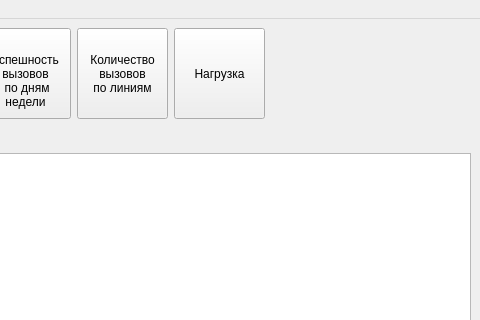
First picture: the form in mainwindow.ui, repository Genrikh302/MTA, before the edit; both pictures show x 320 to 800 and y 0 to 320 of the 800 by 600 pixel window.
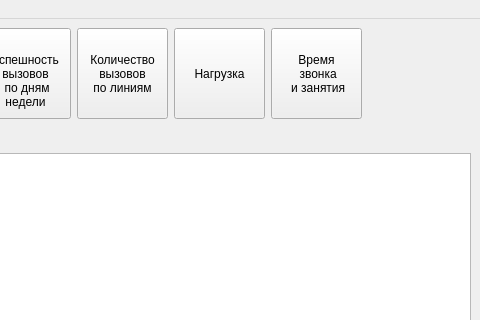
Second picture: the form after the edit.

Diff of the .ui file:
```diff
--- a/mainwindow.ui
+++ b/mainwindow.ui
@@ -241,6 +241,45 @@
         </property>
        </widget>
       </item>
+      <item>
+       <widget class="QPushButton" name="pushDrawCallens">
+        <property name="enabled">
+         <bool>true</bool>
+        </property>
+        <property name="minimumSize">
+         <size>
+          <width>91</width>
+          <height>91</height>
+         </size>
+        </property>
+        <property name="maximumSize">
+         <size>
+          <width>91</width>
+          <height>91</height>
+         </size>
+        </property>
+        <property name="baseSize">
+         <size>
+          <width>91</width>
+          <height>91</height>
+         </size>
+        </property>
+        <property name="layoutDirection">
+         <enum>Qt::LeftToRight</enum>
+        </property>
+        <property name="autoFillBackground">
+         <bool>false</bool>
+        </property>
+        <property name="text">
+         <string>Время
+ звонка
+ и занятия</string>
+        </property>
+        <property name="flat">
+         <bool>false</bool>
+        </property>
+       </widget>
+      </item>
       <item>
        <spacer name="horizontalSpacer_2">
         <property name="orientation">
```
Left out of the diff: 2 changed lines with no effect on the pictures.
